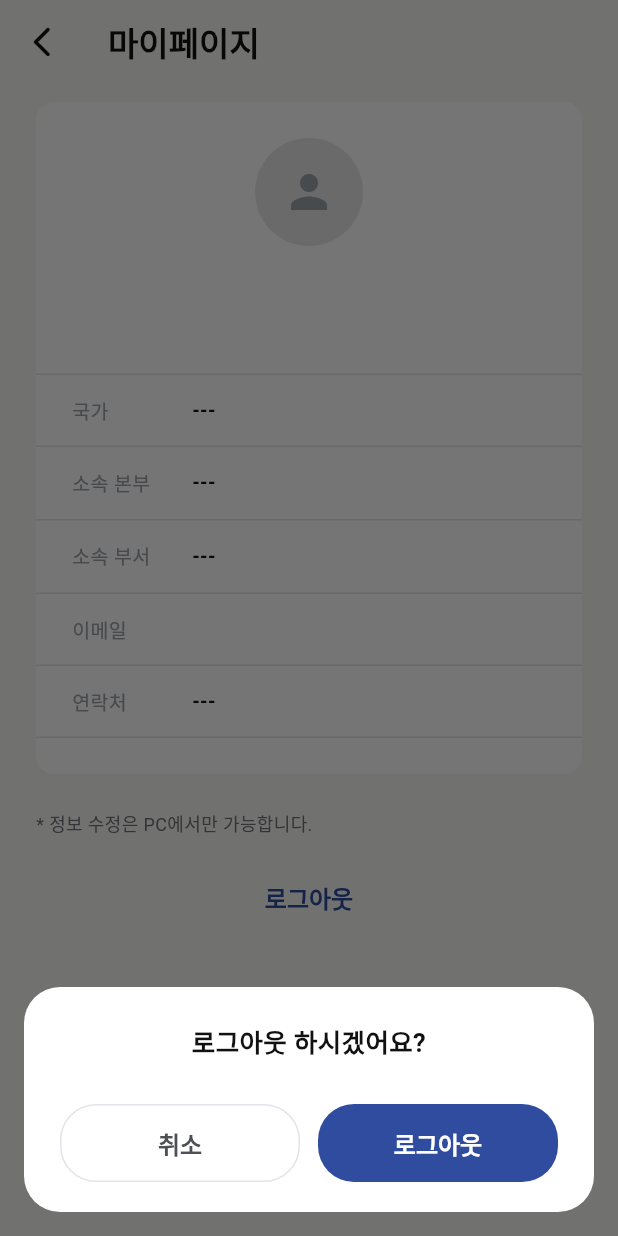
After one commit to otgonjargal2019/jic_mobile, a Flutter app: the ProfilePage screen opened by its route, after a tap on "로그아웃", on a phone screen of 412 x 824 dp. The commit adds this screen. Run offline on Flutter 3.47's test engine with Material 3 defaults, Android fonts, the phone set to English and light mode, and no system bars; our stand-ins replace cookie_jar, dio, dio_cookie_manager, flutter_html, shared_preferences, socket_io_client; accounts and stored records are empty.

Commit message:
profile page design

```diff
--- a/lib/core/state/user_provider.dart
+++ b/lib/core/state/user_provider.dart
@@ -71,6 +71,7 @@ class UserProvider extends ChangeNotifier {
               name: displayName,
               email: email,
               avatarUrl: avatarUrl,
+              extra: userData,
             ),
           );
         } else {
--- a/lib/features/auth/domain/models/user_profile.dart
+++ b/lib/features/auth/domain/models/user_profile.dart
@@ -3,12 +3,14 @@ class UserProfile {
   final String name;
   final String? email;
   final String? avatarUrl;
+  final Map<String, dynamic>? extra;
 
   const UserProfile({
     required this.id,
     required this.name,
     this.email,
     this.avatarUrl,
+    this.extra,
   });
 
   UserProfile copyWith({
@@ -16,12 +18,14 @@ class UserProfile {
     String? name,
     String? email,
     String? avatarUrl,
+    Map<String, dynamic>? extra,
   }) {
     return UserProfile(
       id: id ?? this.id,
       name: name ?? this.name,
       email: email ?? this.email,
       avatarUrl: avatarUrl ?? this.avatarUrl,
+      extra: extra ?? this.extra,
     );
   }
 
@@ -31,6 +35,9 @@ class UserProfile {
       name: json['name']?.toString() ?? '',
       email: json['email']?.toString(),
       avatarUrl: json['avatarUrl']?.toString(),
+      extra: json['extra'] is Map
+          ? (json['extra'] as Map).cast<String, dynamic>()
+          : null,
     );
   }
 
@@ -39,5 +46,6 @@ class UserProfile {
     'name': name,
     'email': email,
     'avatarUrl': avatarUrl,
+    'extra': extra,
   };
 }
--- a/lib/features/home/presentation/pages/home_page.dart
+++ b/lib/features/home/presentation/pages/home_page.dart
@@ -4,9 +4,9 @@ import 'package:jic_mob/features/cases/presentation/widgets/case_card.dart';
 import 'package:jic_mob/core/widgets/app_bottom_nav.dart';
 import 'package:jic_mob/core/state/chat_provider.dart';
 import 'package:jic_mob/core/config/app_config.dart';
-import 'package:jic_mob/core/network/api_client.dart';
 import 'package:provider/provider.dart';
 import 'package:jic_mob/core/state/user_provider.dart';
+import 'package:jic_mob/features/profile/presentation/pages/profile_page.dart';
 
 class HomePage extends StatefulWidget {
   static const route = '/home';
@@ -167,21 +167,10 @@ class _ProfileCard extends StatelessWidget {
             right: -8,
             top: -8,
             child: IconButton(
-              icon: const Icon(Icons.logout, color: Colors.white70),
-              tooltip: 'Logout',
-              onPressed: () async {
-                try {
-                  final api = await ApiClient.create();
-                  await api.logout();
-                } catch (_) {}
-
-                if (context.mounted) {
-                  // Clear user provider state on logout
-                  context.read<UserProvider>().clear();
-                  Navigator.of(
-                    context,
-                  ).pushNamedAndRemoveUntil('/login', (route) => false);
-                }
+              icon: const Icon(Icons.chevron_right, color: Colors.white70),
+              tooltip: '내 정보',
+              onPressed: () {
+                Navigator.of(context).pushNamed(ProfilePage.route);
               },
             ),
           ),
--- /dev/null
+++ b/lib/features/profile/presentation/pages/profile_page.dart
@@ -0,0 +1,294 @@
+import 'package:flutter/material.dart';
+import 'package:provider/provider.dart';
+
+import 'package:jic_mob/core/network/api_client.dart';
+import 'package:jic_mob/core/state/user_provider.dart';
+
+class ProfilePage extends StatelessWidget {
+  static const route = '/profile';
+  const ProfilePage({super.key});
+
+  @override
+  Widget build(BuildContext context) {
+    final user = context.watch<UserProvider>().profile;
+    final name = user?.name ?? '---';
+    final extra = user?.extra;
+
+    final loginIdCandidate = _readField(extra, ['loginId', 'userId']);
+    final loginId = loginIdCandidate != '---'
+        ? loginIdCandidate
+        : (user?.id.isNotEmpty == true ? user!.id : (user?.email ?? '---'));
+
+    final emailCandidate = _readField(extra, ['email']);
+    final email =
+        user?.email ?? (emailCandidate != '---' ? emailCandidate : '---');
+
+    final phone = _readField(extra, [
+      'phone',
+      'phoneNumber',
+      'contact',
+      'contactNumber',
+      'mobile',
+    ]);
+
+    final country = _readField(extra, ['country', 'countryName', 'nationName']);
+
+    final org = _readField(extra, [
+      'headquarters',
+      'headquarterName',
+      'hqName',
+      'organization',
+      'organizationName',
+    ]);
+
+    final dept = _readField(extra, [
+      'department',
+      'departmentName',
+      'deptName',
+    ]);
+
+    final avatarUrl = user?.avatarUrl;
+
+    return Scaffold(
+      backgroundColor: const Color(0xFFF7F7F5),
+      appBar: AppBar(
+        backgroundColor: const Color(0xFFF7F7F5),
+        elevation: 0,
+        scrolledUnderElevation: 0,
+        leading: IconButton(
+          icon: const Icon(
+            Icons.arrow_back_ios_new_rounded,
+            color: Color(0xFF111111),
+          ),
+          onPressed: () => Navigator.of(context).pop(),
+        ),
+        title: const Text(
+          '마이페이지',
+          style: TextStyle(
+            color: Color(0xFF111111),
+            fontWeight: FontWeight.w600,
+          ),
+        ),
+        centerTitle: false,
+      ),
+      body: ListView(
+        padding: const EdgeInsets.fromLTRB(24, 12, 24, 24),
+        children: [
+          Container(
+            padding: const EdgeInsets.symmetric(vertical: 24),
+            decoration: BoxDecoration(
+              color: Colors.white,
+              borderRadius: BorderRadius.circular(12),
+            ),
+            child: Column(
+              children: [
+                CircleAvatar(
+                  radius: 36,
+                  backgroundColor: const Color(0xFFE8E8E8),
+                  backgroundImage: avatarUrl != null && avatarUrl.isNotEmpty
+                      ? NetworkImage(avatarUrl)
+                      : null,
+                  child: (avatarUrl == null || avatarUrl.isEmpty)
+                      ? const Icon(
+                          Icons.person,
+                          size: 36,
+                          color: Color(0xFF9EA3AA),
+                        )
+                      : null,
+                ),
+                const SizedBox(height: 12),
+                Text(
+                  name,
+                  style: const TextStyle(
+                    fontSize: 18,
+                    fontWeight: FontWeight.w700,
+                    color: Color(0xFF111111),
+                  ),
+                ),
+                const SizedBox(height: 4),
+                Text(
+                  loginId,
+                  style: const TextStyle(
+                    color: Color(0xFF6F7177),
+                    fontSize: 13,
+                  ),
+                ),
+                const SizedBox(height: 24),
+                const Divider(height: 1, color: Color(0xFFE3E5EA)),
+                _InfoRow(label: '국가', value: country),
+                _InfoRow(label: '소속 본부', value: org),
+                _InfoRow(label: '소속 부서', value: dept),
+                _InfoRow(label: '이메일', value: email),
+                _InfoRow(label: '연락처', value: phone),
+              ],
+            ),
+          ),
+          const SizedBox(height: 24),
+          const Text(
+            '* 정보 수정은 PC에서만 가능합니다.',
+            style: TextStyle(color: Color(0xFF6F7177), fontSize: 12),
+          ),
+          const SizedBox(height: 16),
+          Align(
+            alignment: Alignment.center,
+            child: TextButton(
+              onPressed: () => _showLogoutSheet(context),
+              style: TextButton.styleFrom(
+                padding: EdgeInsets.zero,
+                foregroundColor: const Color(0xFF2F4C9F),
+                textStyle: const TextStyle(
+                  fontSize: 16,
+                  fontWeight: FontWeight.w600,
+                ),
+              ),
+              child: const Text('로그아웃'),
+            ),
+          ),
+          const SizedBox(height: 12),
+        ],
+      ),
+    );
+  }
+}
+
+class _InfoRow extends StatelessWidget {
+  final String label;
+  final String value;
+  const _InfoRow({required this.label, required this.value});
+
+  @override
+  Widget build(BuildContext context) {
+    return Container(
+      padding: const EdgeInsets.symmetric(horizontal: 24, vertical: 14),
+      decoration: const BoxDecoration(
+        border: Border(bottom: BorderSide(color: Color(0xFFE3E5EA), width: 1)),
+      ),
+      child: Row(
+        crossAxisAlignment: CrossAxisAlignment.start,
+        children: [
+          SizedBox(
+            width: 68,
+            child: Text(
+              label,
+              style: const TextStyle(
+                color: Color(0xFF9AA0A6),
+                fontSize: 13,
+                fontWeight: FontWeight.w500,
+              ),
+            ),
+          ),
+          const SizedBox(width: 12),
+          Expanded(
+            child: Text(
+              value,
+              style: const TextStyle(
+                color: Color(0xFF111111),
+                fontSize: 13,
+                fontWeight: FontWeight.w600,
+              ),
+            ),
+          ),
+        ],
+      ),
+    );
+  }
+}
+
+String _readField(Map<String, dynamic>? extra, List<String> keys) {
+  if (extra == null) return '---';
+  for (final key in keys) {
+    final value = extra[key];
+    if (value == null) continue;
+    final text = value.toString().trim();
+    if (text.isNotEmpty) return text;
+  }
+  return '---';
+}
+
+Future<void> _showLogoutSheet(BuildContext context) async {
+  final shouldLogout = await showModalBottomSheet<bool>(
+    context: context,
+    backgroundColor: Colors.transparent,
+    builder: (sheetContext) {
+      return SafeArea(
+        child: Container(
+          margin: const EdgeInsets.all(16),
+          decoration: BoxDecoration(
+            color: Colors.white,
+            borderRadius: BorderRadius.circular(24),
+          ),
+          padding: const EdgeInsets.fromLTRB(24, 24, 24, 20),
+          child: Column(
+            mainAxisSize: MainAxisSize.min,
+            children: [
+              const Text(
+                '로그아웃 하시겠어요?',
+                style: TextStyle(
+                  fontSize: 17,
+                  fontWeight: FontWeight.w600,
+                  color: Color(0xFF111111),
+                ),
+                textAlign: TextAlign.center,
+              ),
+              const SizedBox(height: 28),
+              Row(
+                children: [
+                  Expanded(
+                    child: OutlinedButton(
+                      onPressed: () => Navigator.of(sheetContext).pop(false),
+                      style: OutlinedButton.styleFrom(
+                        padding: const EdgeInsets.symmetric(vertical: 14),
+                        side: const BorderSide(color: Color(0xFFE1E3E8)),
+                        foregroundColor: const Color(0xFF4E5055),
+                        shape: RoundedRectangleBorder(
+                          borderRadius: BorderRadius.circular(24),
+                        ),
+                        textStyle: const TextStyle(
+                          fontSize: 16,
+                          fontWeight: FontWeight.w600,
+                        ),
+                      ),
+                      child: const Text('취소'),
+                    ),
+                  ),
+                  const SizedBox(width: 12),
+                  Expanded(
+                    child: ElevatedButton(
+                      onPressed: () => Navigator.of(sheetContext).pop(true),
+                      style: ElevatedButton.styleFrom(
+                        padding: const EdgeInsets.symmetric(vertical: 14),
+                        backgroundColor: const Color(0xFF2F4C9F),
+                        foregroundColor: Colors.white,
+                        elevation: 0,
+                        shape: RoundedRectangleBorder(
+                          borderRadius: BorderRadius.circular(24),
+                        ),
+                        textStyle: const TextStyle(
+                          fontSize: 16,
+                          fontWeight: FontWeight.w600,
+                        ),
+                      ),
+                      child: const Text('로그아웃'),
+                    ),
+                  ),
+                ],
+              ),
+            ],
+          ),
+        ),
+      );
+    },
+  );
+
+  if (shouldLogout != true) return;
+
+  try {
+    final api = await ApiClient.create();
+    await api.logout();
+  } catch (_) {}
+
+  if (context.mounted) {
+    context.read<UserProvider>().clear();
+    Navigator.of(context).pushNamedAndRemoveUntil('/login', (route) => false);
+  }
+}
--- a/lib/main.dart
+++ b/lib/main.dart
@@ -4,6 +4,7 @@ import 'package:jic_mob/core/repository/case_repository.dart';
 import 'features/auth/presentation/pages/login_page.dart';
 import 'features/cases/presentation/widgets/status_tag.dart';
 import 'features/home/presentation/pages/home_page.dart';
+import 'features/profile/presentation/pages/profile_page.dart';
 import 'package:flutter_localizations/flutter_localizations.dart';
 import 'core/localization/app_localizations.dart';
 import 'core/navigation/app_router.dart' as app_router;
@@ -62,6 +63,7 @@ class MyApp extends StatelessWidget {
       routes: {
         LoginPage.route: (_) => const LoginPage(),
         '/home': (_) => const HomePage(),
+        ProfilePage.route: (_) => const ProfilePage(),
       },
     );
   }
```
